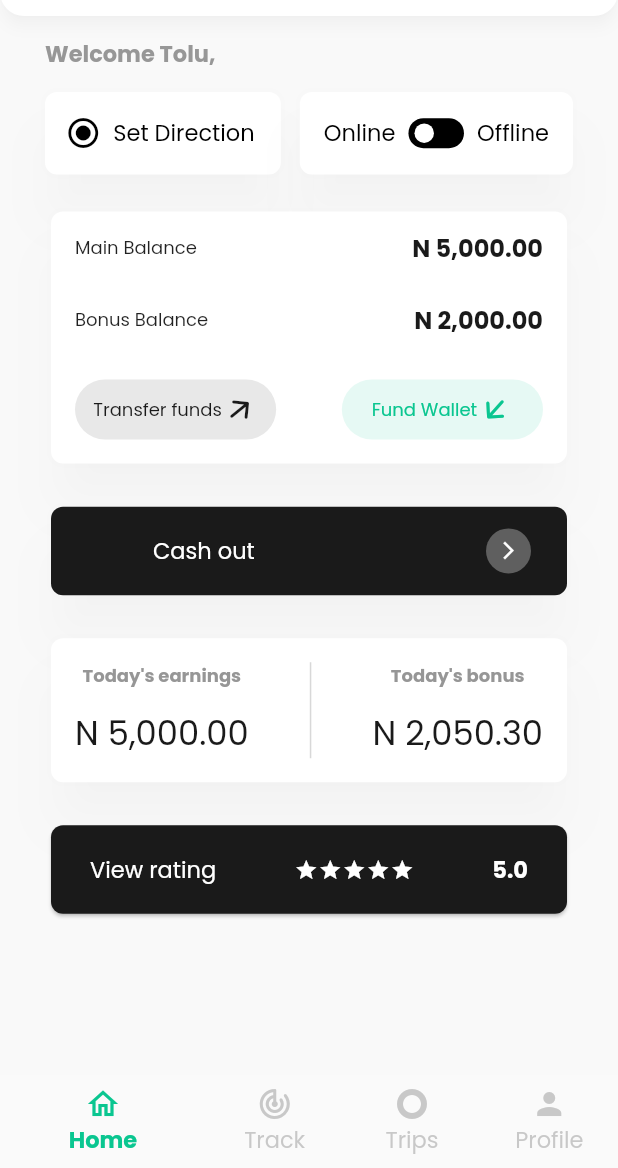
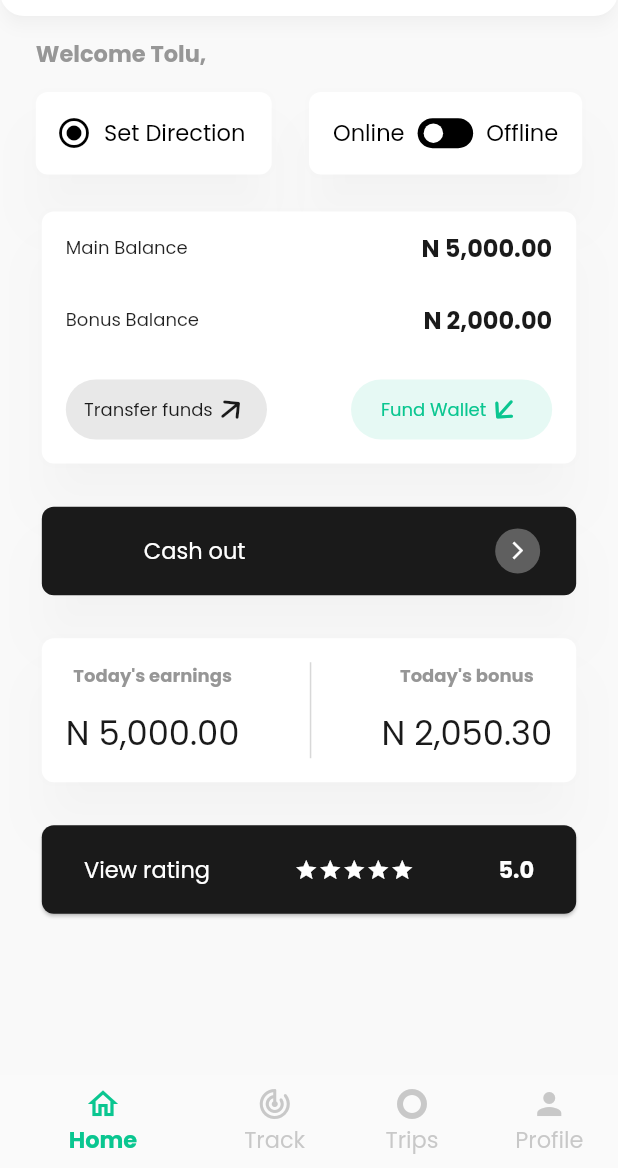
Before and after one commit to medwonuola/jetiffy_sample, a Flutter app: the screen it shows after launch, on a phone screen of 412 x 824 dp, the part 68-1236 px from its top. Run offline on Flutter 3.47's test engine with Material 2 defaults, Android fonts, the phone set to English and light mode, and no system bars.

Commit message:
Adjusted padding on home view

```diff
--- a/lib/screens/home.dart
+++ b/lib/screens/home.dart
@@ -62,7 +62,7 @@ class _HomeState extends State<Home> {
       ),
       body: SingleChildScrollView(
         child: Padding(
-          padding: const EdgeInsets.symmetric(horizontal: 30),
+          padding:  EdgeInsets.symmetric(horizontal: 24 *widthFactor),
           child: Column(
             crossAxisAlignment: CrossAxisAlignment.start,
             children: [
```
